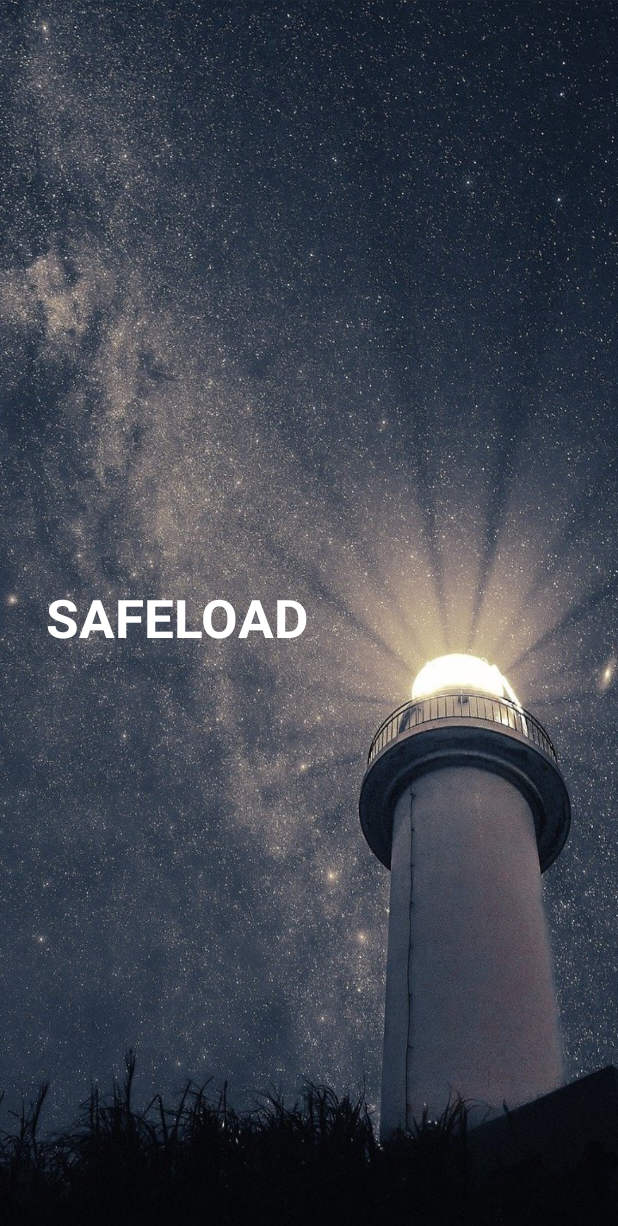
After one commit to ojm51/Project, an Android app: the IntroActivity screen opened directly, with no data from a screen before it, on a phone screen of 412 x 824 dp. The commit adds this screen. Shown: the top 1226 px of the screen. Run offline under Robolectric (Android 15) with nearby library versions, the phone set to English and light mode, and no system bars.

Commit message:
Add IntroActivity
시작(인트로) 화면 추가

```diff
--- /dev/null
+++ b/predictSensorValue/app/src/main/java/com/example/myapplication/IntroActivity.java
@@ -0,0 +1,33 @@
+package com.example.myapplication;
+
+import androidx.appcompat.app.AppCompatActivity;
+
+import android.content.Intent;
+import android.os.Bundle;
+import android.os.Handler;
+
+public class IntroActivity extends AppCompatActivity {
+
+    @Override
+    protected void onCreate(Bundle savedInstanceState) {
+        super.onCreate(savedInstanceState);
+        setContentView(R.layout.activity_intro);
+
+        Handler handler = new Handler();
+        handler.postDelayed(new Runnable() {
+            @Override
+            public void run() {
+                Intent intent = new Intent(getApplicationContext(), MainActivity.class);
+                startActivity(intent);
+                finish();
+            }
+        }, 2500);
+    }
+
+    @Override
+    protected void onPause() {
+        super.onPause();
+        finish();
+    }
+
+}
--- /dev/null
+++ b/predictSensorValue/app/src/main/res/layout/activity_intro.xml
@@ -0,0 +1,21 @@
+<?xml version="1.0" encoding="utf-8"?>
+<LinearLayout xmlns:android="http://schemas.android.com/apk/res/android"
+    xmlns:app="http://schemas.android.com/apk/res-auto"
+    xmlns:tools="http://schemas.android.com/tools"
+    android:layout_width="match_parent"
+    android:layout_height="match_parent"
+    android:background="@drawable/milkyway_cut"
+    tools:context=".IntroActivity">
+
+    <TextView
+        android:layout_width="wrap_content"
+        android:layout_height="wrap_content"
+        android:layout_gravity="center"
+        android:gravity="center"
+        android:layout_marginLeft="30dp"
+        android:text="SAFELOAD"
+        android:textColor="@color/white"
+        android:textSize="35sp"
+        android:textStyle="bold" />
+
+</LinearLayout>
--- a/predictSensorValue/app/src/main/res/values/themes.xml
+++ b/predictSensorValue/app/src/main/res/values/themes.xml
@@ -12,5 +12,7 @@
         <!-- Status bar color. -->
         <item name="android:statusBarColor" tools:targetApi="l">?attr/colorPrimaryVariant</item>
         <!-- Customize your theme here. -->
+        <item name="windowActionBar">false</item>
+        <item name="windowNoTitle">true</item>
     </style>
 </resources>
```
Also changed, not shown: predictSensorValue/app/src/main/AndroidManifest.xml (+12 -12 lines), predictSensorValue/app/src/main/res/drawable/milkyway_cut.jpg (added), predictSensorValue/app/src/main/res/values/strings.xml (line endings or trailing spaces).
